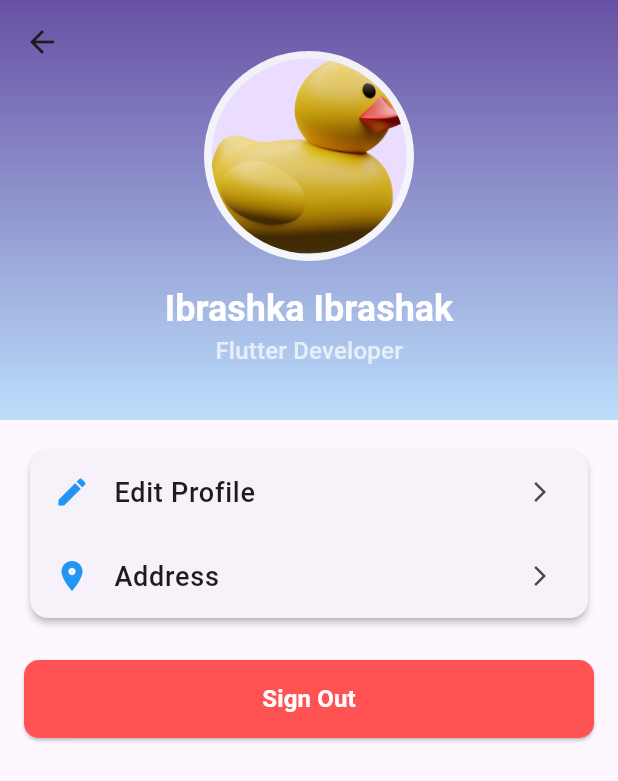
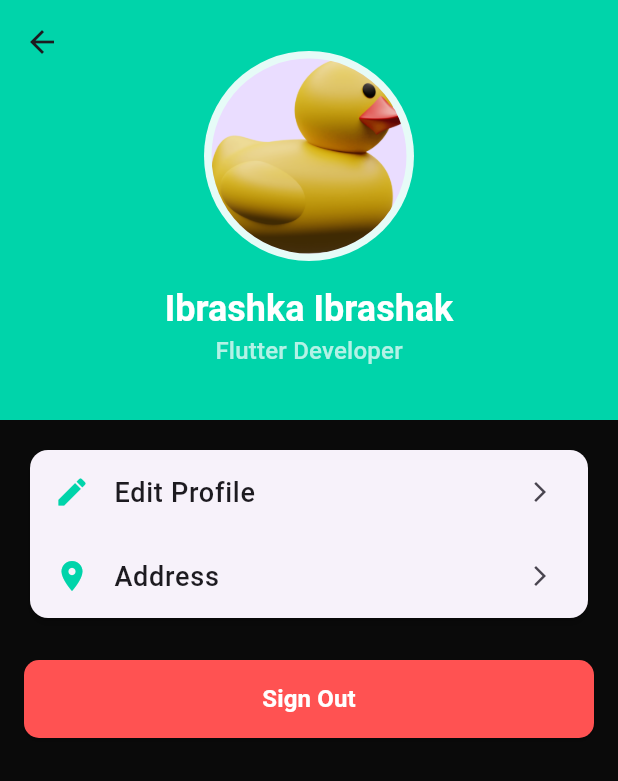
Before and after one commit to Ibr4gim/Barter, a Flutter app: the ProfileTabScreen screen opened directly, on a phone screen of 412 x 824 dp. Shown: the top 781 px of the screen. Run offline on Flutter 3.47's test engine with Material 3 defaults, Android fonts, the phone set to English and light mode, and no system bars; our stand-ins replace bloc, flutter_map, latlong2, pin_code_fields, shared_preferences; accounts and stored records are empty.

Commit message:
changed theme

```diff
--- a/lib/presentation/screens/home_screen.dart
+++ b/lib/presentation/screens/home_screen.dart
@@ -114,7 +114,7 @@ class _HomeScreenState extends State<HomeScreen> {
               colors: [Color(0xFF00D4AA), Color(0xFF00A693)],
             ).createShader(bounds),
         child: const Text(
-          'Barter',
+          '1Jol',
           style: TextStyle(
             fontSize: 28,
             fontWeight: FontWeight.bold,
--- a/lib/presentation/screens/onboarding_screen.dart
+++ b/lib/presentation/screens/onboarding_screen.dart
@@ -59,7 +59,7 @@ class _OnboardingSlideState extends State<OnboardingSlide> {
           // Stack(
           //   children: [
           //     Text(
-          //       'Barter',
+          //       '1Jol',
           //       style: TextStyle(
           //         color: Color(0xFF00D4AA),
           //         fontSize: 32,
--- a/lib/presentation/screens/tabs/home_tab_screen.dart
+++ b/lib/presentation/screens/tabs/home_tab_screen.dart
@@ -14,6 +14,7 @@ class _HomeTabScreenState extends State<HomeTabScreen> {
   @override
   Widget build(BuildContext context) {
     return Scaffold(
+      backgroundColor: Color(0xFF0A0A0A),
       body: SafeArea(
         child: Padding(
           padding: const EdgeInsets.all(16.0),
@@ -109,7 +110,9 @@ class _HomeTabScreenState extends State<HomeTabScreen> {
                   title: 'Предложить поездку',
                   subtitle: 'Найти попутчиков',
                   color: Colors.blue,
-                  onTap: () {},
+                  onTap: () {
+                    Navigator.pushNamed(context, '/search_screen');
+                  },
                 ),
                 const SizedBox(height: 16),
                 _buildActionCard(
--- a/lib/presentation/screens/tabs/profile_tab_screen.dart
+++ b/lib/presentation/screens/tabs/profile_tab_screen.dart
@@ -9,22 +9,14 @@ class ProfileTabScreen extends StatelessWidget {
   @override
   Widget build(BuildContext context) {
     return Scaffold(
+      backgroundColor: Color(0xFF0A0A0A),
       body: CustomScrollView(
         slivers: [
           SliverAppBar(
             expandedHeight: 280,
             flexibleSpace: FlexibleSpaceBar(
               background: Container(
-                decoration: BoxDecoration(
-                  gradient: LinearGradient(
-                    colors: [
-                      Theme.of(context).primaryColor,
-                      Theme.of(context).primaryColorLight,
-                    ],
-                    begin: Alignment.topCenter,
-                    end: Alignment.bottomCenter,
-                  ),
-                ),
+                color: Color(0xFF00D4AA),
                 child: Column(
                   mainAxisAlignment: MainAxisAlignment.center,
                   children: [
@@ -72,7 +64,10 @@ class ProfileTabScreen extends StatelessWidget {
                     child: Column(
                       children: [
                         ListTile(
-                          leading: const Icon(Icons.edit, color: Colors.blue),
+                          leading: const Icon(
+                            Icons.edit,
+                            color: Color(0xFF00D4AA),
+                          ),
                           title: const Text(
                             'Edit Profile',
                             style: TextStyle(
@@ -96,7 +91,7 @@ class ProfileTabScreen extends StatelessWidget {
                         ListTile(
                           leading: const Icon(
                             Icons.location_on,
-                            color: Colors.blue,
+                            color: Color(0xFF00D4AA),
                           ),
                           title: const Text(
                             'Address',
--- a/lib/presentation/screens/tabs/search_screen.dart
+++ b/lib/presentation/screens/tabs/search_screen.dart
@@ -21,7 +21,6 @@ class _SearchScreenState extends State<SearchScreen>
   bool _isSearching = false;
   String _selectedRideType = 'comfort';
 
-  // Мокданные для попутчиков
   final List<Map<String, dynamic>> _nearbyRides = [
     {
       'driverName': 'Nurel B.',
@@ -102,7 +101,7 @@ class _SearchScreenState extends State<SearchScreen>
           subdomains: const ['a', 'b', 'c', 'd'],
         ),
 
-        // MarkerLayer можно добавить здесь при необходимости
+        // MarkerLayer
       ],
     );
   }
@@ -112,7 +111,6 @@ class _SearchScreenState extends State<SearchScreen>
       _isSearching = true;
     });
 
-    // Имитация поиска
     Future.delayed(const Duration(seconds: 2), () {
       setState(() {
         _isSearching = false;
```
Also changed, not shown: lib/presentation/screens/auth/auth_screen.dart (+1 -14 lines), lib/presentation/screens/auth/forgot_password_screen.dart (+13 -10 lines), lib/presentation/screens/auth/login_screen.dart (+8 -9 lines), lib/presentation/screens/auth/sign_up_screen.dart (+13 -10 lines).
